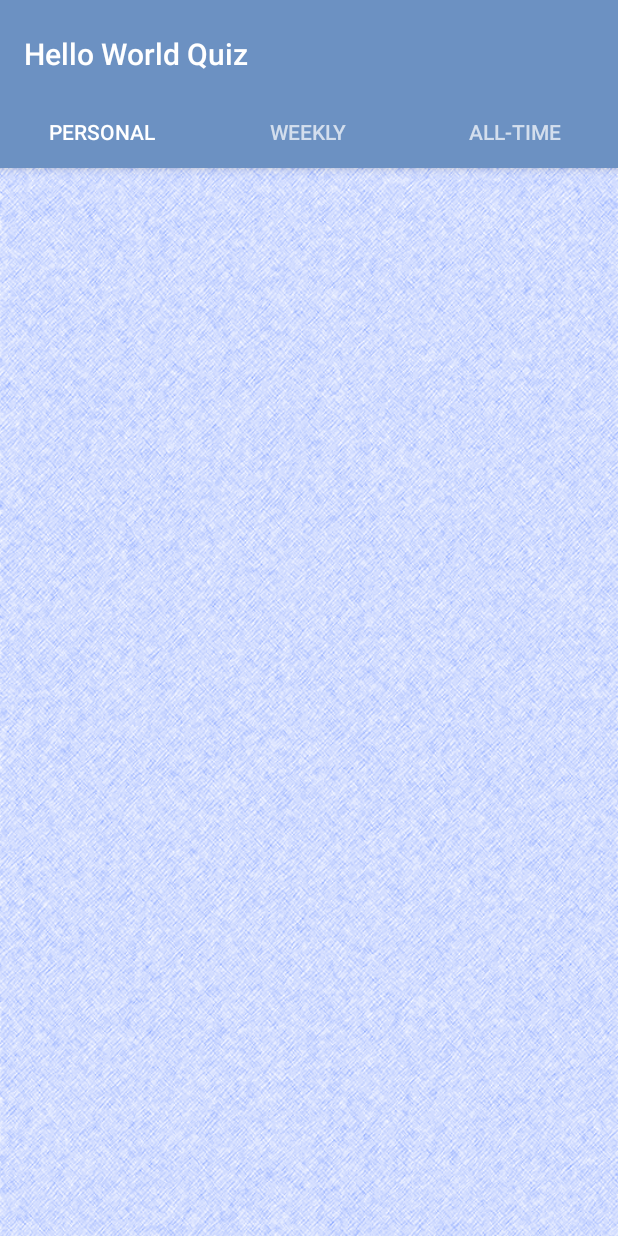
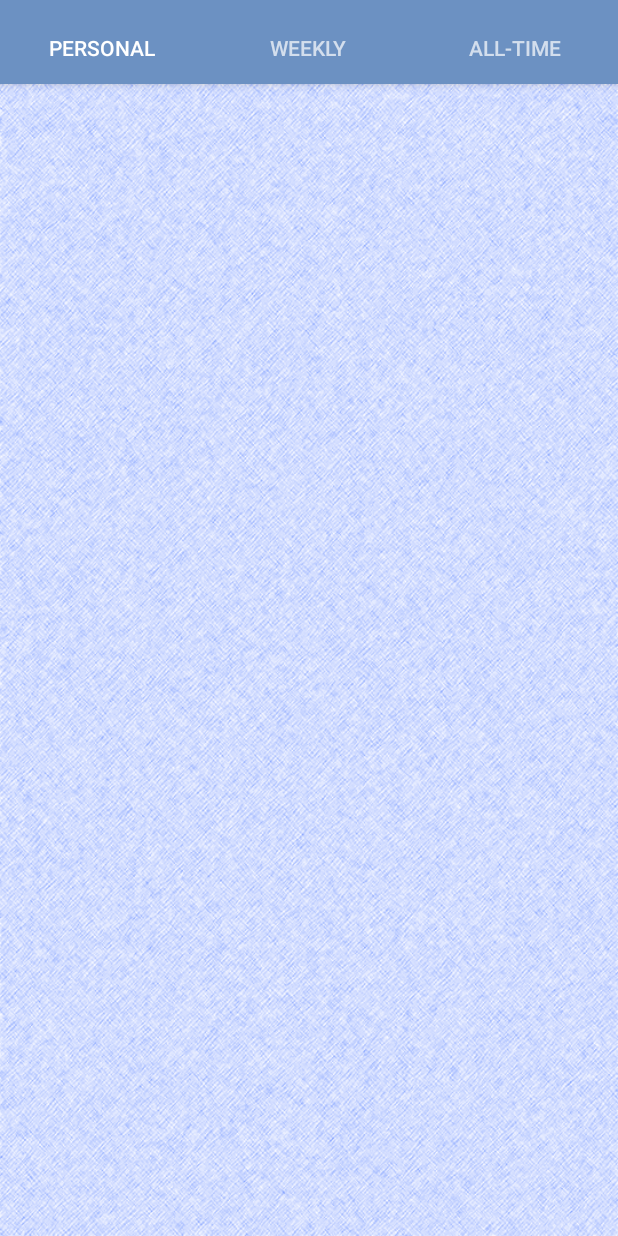
Before and after one commit to connorlof/HelloWorldQuiz, an Android app: the ScoreActivity screen opened directly, with no data from a screen before it, on a phone screen of 412 x 824 dp. Run offline under Robolectric (Android 15) with nearby library versions, the phone set to English and light mode, and no system bars; our stand-ins replace Firebase (no records; nobody signed in at launch, a user with empty details on screens opened directly).

```diff
--- a/app/src/main/java/com/loftydevelopment/helloworldquiz/QuizActivity.kt
+++ b/app/src/main/java/com/loftydevelopment/helloworldquiz/QuizActivity.kt
@@ -12,11 +12,9 @@ import android.view.View
 import android.widget.Toast
 import com.google.firebase.auth.FirebaseAuth
 import com.google.firebase.firestore.CollectionReference
-import com.google.firebase.firestore.FieldValue
 import com.google.firebase.firestore.FirebaseFirestore
 import kotlinx.android.synthetic.main.activity_quiz.*
 import java.util.*
-import java.text.SimpleDateFormat
 
 
 class QuizActivity : AppCompatActivity() {
@@ -53,7 +51,6 @@ class QuizActivity : AppCompatActivity() {
         sharedPref = PreferenceManager.getDefaultSharedPreferences(this)
         checked = sharedPref!!.getBoolean("checked", false)
 
-        panZoomView = findViewById(R.id.ivLanguageImg)
 
         play(findViewById(R.id.btAnswer0))
 
--- a/app/src/main/java/com/loftydevelopment/helloworldquiz/ScoreActivity.kt
+++ b/app/src/main/java/com/loftydevelopment/helloworldquiz/ScoreActivity.kt
@@ -1,21 +1,18 @@
 package com.loftydevelopment.helloworldquiz
 
+import android.os.Bundle
 import android.support.design.widget.TabLayout
-import android.support.v7.app.AppCompatActivity
-
 import android.support.v4.app.Fragment
 import android.support.v4.app.FragmentManager
 import android.support.v4.app.FragmentPagerAdapter
-import android.os.Bundle
+import android.support.v7.app.AppCompatActivity
 import android.view.LayoutInflater
 import android.view.View
 import android.view.ViewGroup
 import android.widget.ListView
 import android.widget.Toast
 import com.google.firebase.firestore.FirebaseFirestore
-
 import kotlinx.android.synthetic.main.activity_score.*
-import kotlinx.android.synthetic.main.fragment_score.*
 import java.util.*
 
 class ScoreActivity : AppCompatActivity() {
@@ -41,8 +38,6 @@ class ScoreActivity : AppCompatActivity() {
     override fun onCreate(savedInstanceState: Bundle?) {
         super.onCreate(savedInstanceState)
         setContentView(R.layout.activity_score)
-
-        setSupportActionBar(toolbar)
 
         Toast.makeText(this, "Loading scores...", Toast.LENGTH_SHORT).show()
 
--- a/app/src/main/res/layout/activity_score.xml
+++ b/app/src/main/res/layout/activity_score.xml
@@ -14,18 +14,6 @@
             android:layout_height="wrap_content"
             android:paddingTop="@dimen/appbar_padding_top"
             android:theme="@style/AppTheme.AppBarOverlay">
-
-        <android.support.v7.widget.Toolbar
-                android:id="@+id/toolbar"
-                app:title="@string/app_name"
-                android:layout_width="match_parent"
-                android:layout_height="?attr/actionBarSize"
-                android:layout_weight="1"
-                android:background="?attr/colorPrimary"
-                app:popupTheme="@style/AppTheme.PopupOverlay"
-                app:layout_scrollFlags="scroll|enterAlways">
-
-        </android.support.v7.widget.Toolbar>
 
         <android.support.design.widget.TabLayout
                 android:id="@+id/tabs"
--- a/app/src/main/res/menu/user_menu.xml
+++ b/app/src/main/res/menu/user_menu.xml
@@ -2,7 +2,7 @@
 <menu xmlns:android="http://schemas.android.com/apk/res/android">
 
     <item
-            android:title="Options"
+            android:title="Settings"
             android:id="@+id/menuOptions"
     />
 
```
Also changed, not shown: app/src/main/java/com/loftydevelopment/helloworldquiz/OptionsActivity.kt (+9 -20 lines).
